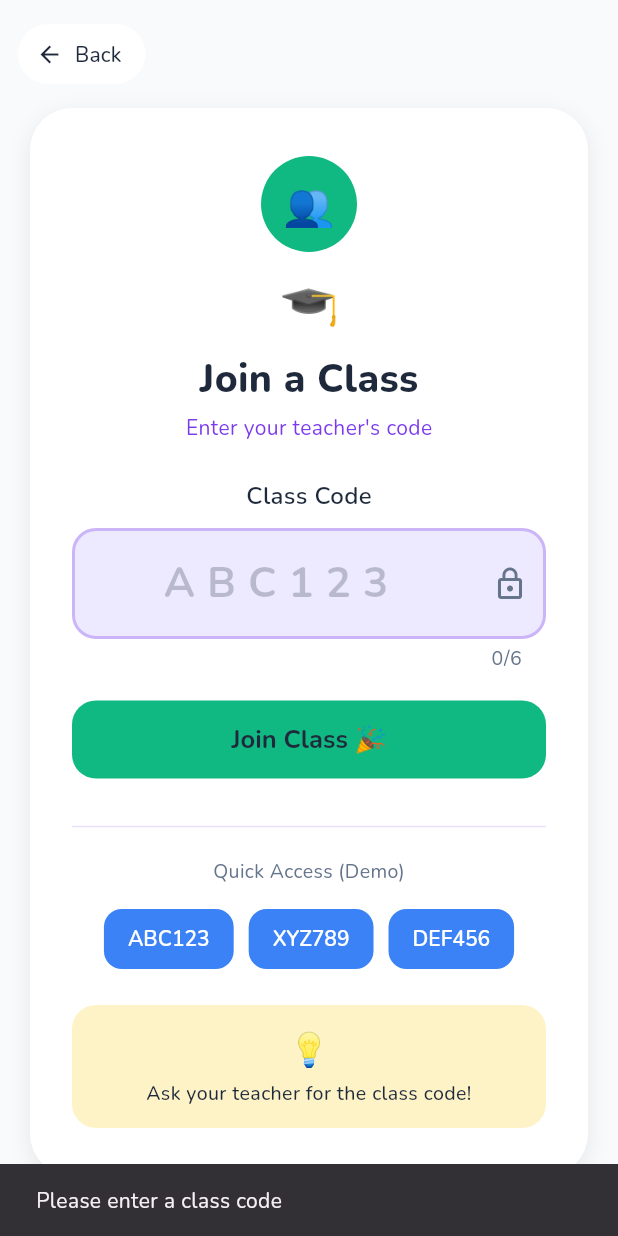
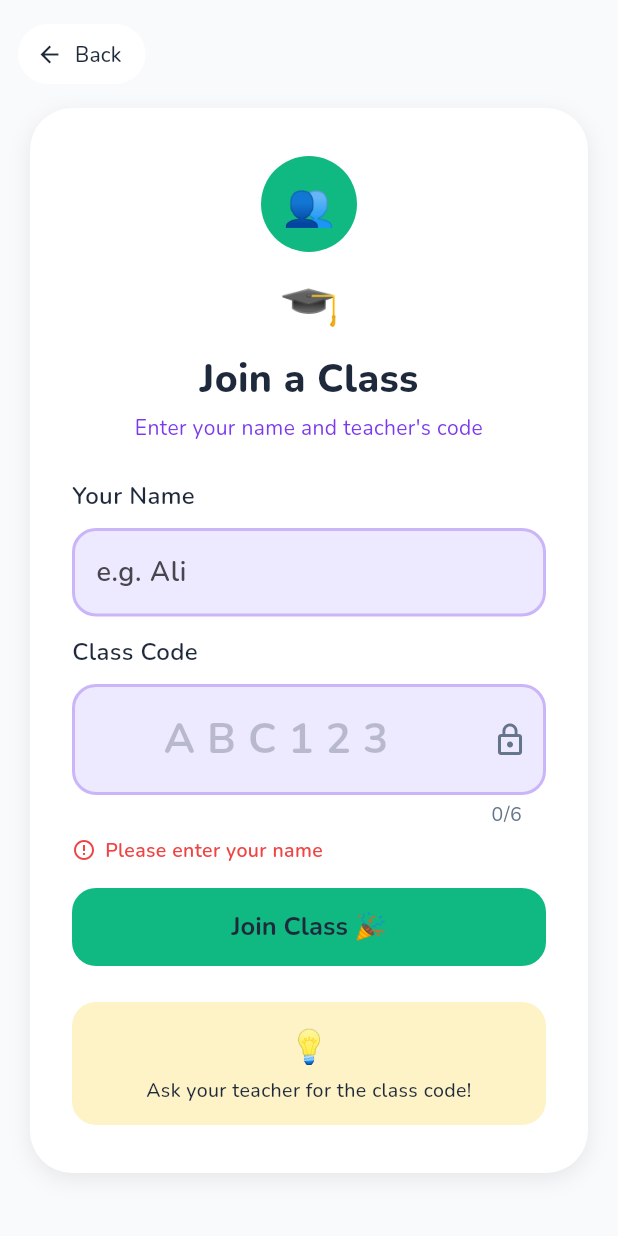
Before and after one commit to GohIrene/vocabscan, a Flutter app: the JoinClassScreen screen opened directly, after a tap on "Join Class 🎉", on a phone screen of 412 x 824 dp. Run offline on Flutter 3.47's test engine with Material 3 defaults, Android fonts, the phone set to English and light mode, and no system bars; our stand-ins replace audioplayers, google_fonts, socket_io_client; missing offline and left inert: dart:html, dart:js_interop, dart:ui_web.

Commit message:
extended to accept class code + nickname

```diff
--- a/frontend/lib/screens/join_class_screen.dart
+++ b/frontend/lib/screens/join_class_screen.dart
@@ -1,10 +1,12 @@
 import 'package:flutter/material.dart';
 import 'package:flutter/services.dart';
-import 'scan_object_screen.dart';
+import '../api_service.dart';
+import 'student_session_screen.dart';
 import '../theme/app_theme.dart';
 
 /// Screen 9 – Join Class
-/// Lets a student enter a 6-character class code to join a teacher session.
+/// Lets a student enter their name and a 6-character class code to join a live
+/// teacher session.
 class JoinClassScreen extends StatefulWidget {
   const JoinClassScreen({super.key});
 
@@ -13,27 +15,56 @@ class JoinClassScreen extends StatefulWidget {
 }
 
 class _JoinClassScreenState extends State<JoinClassScreen> {
-  final _controller = TextEditingController();
+  final _nameController = TextEditingController();
+  final _codeController = TextEditingController();
 
-  static const _quickCodes = ['ABC123', 'XYZ789', 'DEF456'];
+  bool _loading = false;
+  String? _error;
 
-  void _joinClass(String code) {
-    if (code.isEmpty) {
-      ScaffoldMessenger.of(context).showSnackBar(
-        const SnackBar(content: Text('Please enter a class code')),
-      );
+  Future<void> _joinClass() async {
+    final name = _nameController.text.trim();
+    final code = _codeController.text.trim().toUpperCase();
+
+    if (name.isEmpty) {
+      setState(() => _error = 'Please enter your name');
       return;
     }
-    // For prototype, just take them to Scan Object screen
+    if (code.isEmpty) {
+      setState(() => _error = 'Please enter a class code');
+      return;
+    }
+
+    setState(() {
+      _loading = true;
+      _error = null;
+    });
+
+    final res = await ApiService.joinClassSession(code, name);
+    if (!mounted) return;
+    setState(() => _loading = false);
+
+    final sessionId = res['session_id'] as String?;
+    if (res['joined'] == true && sessionId != null) {
       Navigator.push(
         context,
-      MaterialPageRoute(builder: (_) => const ScanObjectScreen()),
+        MaterialPageRoute(
+          builder: (_) => StudentSessionScreen(
+            sessionId: sessionId,
+            code: code,
+            nickname: name,
+          ),
+        ),
       );
+    } else {
+      setState(() =>
+          _error = (res['message'] as String?) ?? 'Could not join the class');
+    }
   }
 
   @override
   void dispose() {
-    _controller.dispose();
+    _nameController.dispose();
+    _codeController.dispose();
     super.dispose();
   }
 
@@ -101,7 +132,8 @@ class _JoinClassScreenState extends State<JoinClassScreen> {
                           ),
                           const SizedBox(height: AppTheme.xs),
                           Text(
-                            "Enter your teacher's code",
+                            "Enter your name and teacher's code",
+                            textAlign: TextAlign.center,
                             style: AppTheme.body.copyWith(
                               fontSize: 14,
                               color: AppTheme.primary,
@@ -109,18 +141,63 @@ class _JoinClassScreenState extends State<JoinClassScreen> {
                           ),
                           const SizedBox(height: AppTheme.xl),
 
-                          // ── Label ──
-                          Text(
+                          // ── Name label ──
+                          Align(
+                            alignment: Alignment.centerLeft,
+                            child: Text(
+                              'Your Name',
+                              style: AppTheme.body.copyWith(
+                                fontWeight: FontWeight.w600,
+                              ),
+                            ),
+                          ),
+                          const SizedBox(height: 10),
+                          TextField(
+                            controller: _nameController,
+                            textCapitalization: TextCapitalization.words,
+                            maxLength: 20,
+                            style: AppTheme.subheading.copyWith(fontSize: 18),
+                            decoration: InputDecoration(
+                              hintText: 'e.g. Ali',
+                              filled: true,
+                              fillColor: AppTheme.primaryLight,
+                              enabledBorder: OutlineInputBorder(
+                                borderRadius: BorderRadius.circular(16),
+                                borderSide: BorderSide(
+                                  color: AppTheme.primary.withValues(alpha: 0.3),
+                                  width: 2,
+                                ),
+                              ),
+                              focusedBorder: OutlineInputBorder(
+                                borderRadius: BorderRadius.circular(16),
+                                borderSide: const BorderSide(
+                                  color: AppTheme.primary,
+                                  width: 2,
+                                ),
+                              ),
+                              counterText: '',
+                            ),
+                            onChanged: (_) {
+                              if (_error != null) setState(() => _error = null);
+                            },
+                          ),
+                          const SizedBox(height: AppTheme.md),
+
+                          // ── Code label ──
+                          Align(
+                            alignment: Alignment.centerLeft,
+                            child: Text(
                               'Class Code',
                               style: AppTheme.body.copyWith(
                                 fontWeight: FontWeight.w600,
                               ),
                             ),
+                          ),
                           const SizedBox(height: 10),
 
-                          // ── Text field ──
+                          // ── Code field ──
                           TextField(
-                            controller: _controller,
+                            controller: _codeController,
                             textAlign: TextAlign.center,
                             maxLength: 6,
                             inputFormatters: [
@@ -164,16 +241,38 @@ class _JoinClassScreenState extends State<JoinClassScreen> {
                               ),
                               counterStyle: AppTheme.caption,
                             ),
-                            onChanged: (_) => setState(() {}),
+                            onChanged: (_) {
+                              if (_error != null) setState(() => _error = null);
+                            },
                           ),
-                          const SizedBox(height: 20),
+
+                          // ── Error text ──
+                          if (_error != null) ...[
+                            const SizedBox(height: 6),
+                            Row(
+                              children: [
+                                const Icon(Icons.error_outline,
+                                    size: 16, color: AppTheme.error),
+                                const SizedBox(width: 6),
+                                Expanded(
+                                  child: Text(
+                                    _error!,
+                                    style: AppTheme.caption.copyWith(
+                                      color: AppTheme.error,
+                                      fontWeight: FontWeight.w600,
+                                    ),
+                                  ),
+                                ),
+                              ],
+                            ),
+                          ],
+                          const SizedBox(height: 16),
 
                           // ── Join button ──
                           SizedBox(
                             width: double.infinity,
                             child: FilledButton(
-                              onPressed: () =>
-                                  _joinClass(_controller.text.trim()),
+                              onPressed: _loading ? null : _joinClass,
                               style: FilledButton.styleFrom(
                                 backgroundColor: AppTheme.success,
                                 foregroundColor: AppTheme.textDark,
@@ -186,44 +285,19 @@ class _JoinClassScreenState extends State<JoinClassScreen> {
                                   fontSize: 17,
                                 ),
                               ),
-                              child: const Text('Join Class 🎉'),
+                              child: _loading
+                                  ? const SizedBox(
+                                      width: 22,
+                                      height: 22,
+                                      child: CircularProgressIndicator(
+                                        strokeWidth: 2,
+                                        color: AppTheme.textDark,
+                                      ),
+                                    )
+                                  : const Text('Join Class 🎉'),
                             ),
                           ),
                           const SizedBox(height: AppTheme.xl),
-
-                          // ── Divider ──
-                          Divider(
-                            color: AppTheme.primary.withValues(alpha: 0.15),
-                          ),
-                          const SizedBox(height: AppTheme.md),
-                          Text(
-                            'Quick Access (Demo)',
-                            style: AppTheme.caption,
-                          ),
-                          const SizedBox(height: AppTheme.md),
-
-                          // ── Quick code chips ──
-                          Wrap(
-                            spacing: 10,
-                            children: _quickCodes
-                                .map(
-                                  (code) => FilledButton(
-                                    onPressed: () {
-                                      _controller.text = code;
-                                      setState(() {});
-                                    },
-                                    style: AppTheme.smallButton.copyWith(
-                                      backgroundColor:
-                                          const WidgetStatePropertyAll(
-                                        AppTheme.secondary,
-                                      ),
-                                    ),
-                                    child: Text(code),
-                                  ),
-                                )
-                                .toList(),
-                          ),
-                          const SizedBox(height: 20),
 
                           // ── Tip ──
                           Container(
```
Lines whose indentation alone changed are shown as unchanged.
